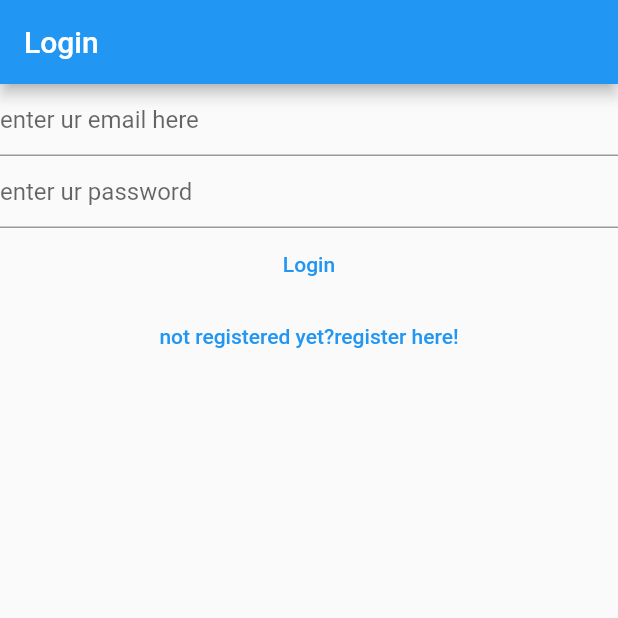
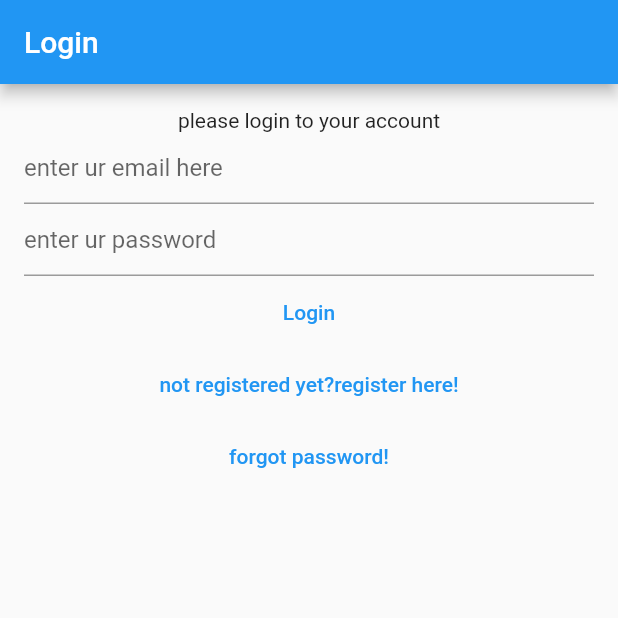
Before and after one commit to hemanth895/mynotes, a Flutter app: the screen it shows after launch, on a phone screen of 412 x 824 dp, the top half of it. Run offline on Flutter 3.47's test engine with Material 2 defaults, Android fonts, the phone set to English and light mode, and no system bars; our stand-ins replace cloud_firestore, equatable, firebase_auth, firebase_core, flutter_bloc, share_plus; accounts and stored records are empty.

```diff
--- a/lib/Views/loginView.dart
+++ b/lib/Views/loginView.dart
@@ -1,5 +1,3 @@
-
-
 import 'package:flutter/material.dart';
 import 'package:flutter_bloc/flutter_bloc.dart';
 
@@ -9,7 +7,7 @@ import 'package:notes/services/auth/Bloc/auth_state.dart';
 
 import 'package:notes/services/auth/auth_exceptions.dart';
 import 'package:notes/services/auth/auth_service.dart';
-import 'package:notes/utilities/dialog/loading_dialog.dart';
+
 
 import '../utilities/dialog/errorDialog.dart';
 
@@ -56,7 +54,8 @@ class _LoginViewState extends State<LoginView> {
           //   );
           // }
           if (state.exception is UserNotFoundException) {
-            await showErrorDialog(context, 'user not found');
+            await showErrorDialog(
+                context, 'cannot find a user with entered credentials');
           } else if (state.exception is WrogPasswordAuthException) {
             await showErrorDialog(context, 'wrong credentials..');
           } else if (state.exception is GenericAuthException) {
@@ -71,8 +70,11 @@ class _LoginViewState extends State<LoginView> {
           builder: (context, snapshot) {
             switch (snapshot.connectionState) {
               case ConnectionState.done:
-                return Column(
+                return Padding(
+                  padding: const EdgeInsets.all(16.0),
+                  child: Column(
                     children: [
+                      const Text('please login to your account'),
                       TextField(
                         controller: _email,
                         keyboardType: TextInputType.emailAddress,
@@ -86,8 +88,8 @@ class _LoginViewState extends State<LoginView> {
                         obscureText: true,
                         enableSuggestions: false,
                         autocorrect: false,
-                      decoration:
-                          const InputDecoration(hintText: "enter ur password"),
+                        decoration: const InputDecoration(
+                            hintText: "enter ur password"),
                       ),
                       TextButton(
                           onPressed: () async {
@@ -148,7 +150,6 @@ class _LoginViewState extends State<LoginView> {
                             // print(usercredential);
                           },
                           child: const Text("Login")),
-
                       TextButton(
                         onPressed: () {
                           // Navigator.of(context).pushNamedAndRemoveUntil(
@@ -161,7 +162,17 @@ class _LoginViewState extends State<LoginView> {
                         },
                         child: const Text('not registered yet?register here!'),
                       ),
+
+                      TextButton(
+                        onPressed: () {
+                          context
+                              .read<AuthBloc>()
+                              .add(AuthEventForgotpassword());
+                        },
+                        child: const Text('forgot password!'),
+                      ),
                     ],
+                  ),
                 );
               default:
                 return const Text('logging in ....wait for  a while ');
--- a/lib/main.dart
+++ b/lib/main.dart
@@ -11,6 +11,7 @@
 //import 'package:bloc/bloc.dart';
 import 'package:flutter/material.dart';
 import 'package:flutter_bloc/flutter_bloc.dart';
+import 'package:notes/Views/forgotpasswordView.dart';
 import 'package:notes/Views/loginView.dart';
 import 'package:notes/Views/registerview.dart';
 import 'package:notes/Views/verifyemailview.dart';
@@ -78,6 +79,8 @@ class homePage extends StatelessWidget {
         return const VerifyEmailView();
       } else if (state is AuthStateLoggedOut) {
         return LoginView();
+      } else if (state is AuthStateForgotPassword) {
+        return const ForgotPasswordView();
       } else if (state is AuthStateRegistering) {
         return const RegisterView();
       } else {
--- a/lib/services/auth/Bloc/Auth_Events.dart
+++ b/lib/services/auth/Bloc/Auth_Events.dart
@@ -21,6 +21,12 @@ class AuthEventLogout extends AuthEvent {
   const AuthEventLogout();
 }
 
+class AuthEventForgotpassword extends AuthEvent {
+  final String? email;
+
+  AuthEventForgotpassword({this.email});
+}
+
 class AuthEventSendEmailVerification extends AuthEvent {
   const AuthEventSendEmailVerification();
 }
--- a/lib/services/auth/Bloc/auth_state.dart
+++ b/lib/services/auth/Bloc/auth_state.dart
@@ -50,6 +50,17 @@ class AuthStateNeedsVerification extends AuthState {
       : super(isLoading: isLoading);
 }
 
+class AuthStateForgotPassword extends AuthState {
+  final Exception? exception;
+  final bool hasSentEmail;
+
+  const AuthStateForgotPassword(
+      {required this.exception,
+      required this.hasSentEmail,
+      required bool isLoading})
+      : super(isLoading: isLoading);
+}
+
 class AuthStateLoggedOut extends AuthState with EquatableMixin {
   final Exception? exception;
 
--- a/lib/services/auth/auth_provider.dart
+++ b/lib/services/auth/auth_provider.dart
@@ -18,4 +18,6 @@ abstract class AuthProvider {
   Future<void> sendEmailVerification();
 
   Future<void> initialize();
+
+  Future<void> sendPasswordReset({required String toEmail});
 }
--- /dev/null
+++ b/lib/utilities/dialog/passwordresetEmail.dart
@@ -0,0 +1,13 @@
+import 'package:flutter/material.dart';
+import 'package:notes/utilities/dialog/genericDialog.dart';
+
+Future<void> showpasswordResetSendDialog(BuildContext context) {
+  return showGenericDialog(
+    context: context,
+    title: 'password reset',
+    content: 'we ahve sent a password reset link to  your mail',
+    optionsBuilder: () => {
+      'Ok': null,
+    },
+  );
+}
```
Also changed, not shown: lib/Views/forgotpasswordView.dart (added, +89 -0 lines), lib/Views/registerview.dart (+11 -9 lines), lib/services/auth/Bloc/authBloc.dart (+40 -1 lines), lib/services/auth/auth_service.dart (+6 -1 lines), lib/services/auth/firebase_auth_provider.dart (+17 -0 lines), 1 other file. Lines whose indentation alone changed are shown as unchanged.
